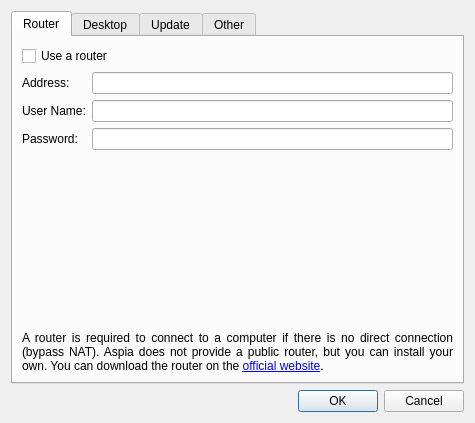
Above: source/client/ui/settings_dialog.ui from dchapyshev/aspia before the change. Below: the same form after it.
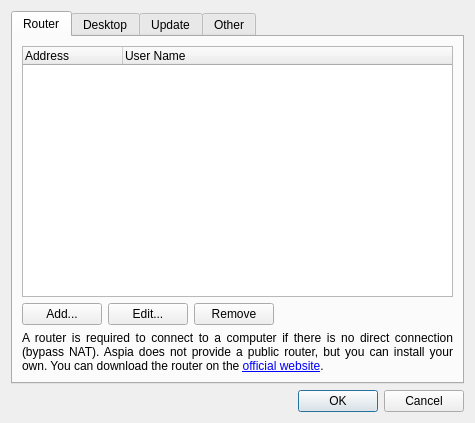
That is the form after the change.

```diff
--- a/source/client/ui/settings_dialog.ui
+++ b/source/client/ui/settings_dialog.ui
@@ -25,76 +25,68 @@
       </attribute>
       <layout class="QVBoxLayout" name="verticalLayout_2">
        <item>
-        <widget class="QCheckBox" name="checkbox_enable_router">
-         <property name="text">
-          <string>Use a router</string>
+        <widget class="QTreeWidget" name="tree_routers">
+         <property name="rootIsDecorated">
+          <bool>false</bool>
          </property>
+         <property name="sortingEnabled">
+          <bool>false</bool>
+         </property>
+         <property name="selectionMode">
+          <enum>QAbstractItemView::SelectionMode::SingleSelection</enum>
+         </property>
+         <column>
+          <property name="text">
+           <string>Address</string>
+          </property>
+         </column>
+         <column>
+          <property name="text">
+           <string>User Name</string>
+          </property>
+         </column>
         </widget>
        </item>
        <item>
-        <layout class="QFormLayout" name="formLayout">
-         <item row="0" column="0">
-          <widget class="QLabel" name="label_address">
+        <layout class="QHBoxLayout" name="layout_router_buttons">
+         <item>
+          <widget class="QPushButton" name="button_add_router">
            <property name="text">
-            <string>Address:</string>
+            <string>Add...</string>
            </property>
           </widget>
          </item>
-         <item row="0" column="1">
-          <widget class="QLineEdit" name="edit_address">
-           <property name="maxLength">
-            <number>64</number>
-           </property>
-          </widget>
-         </item>
-         <item row="1" column="0">
-          <widget class="QLabel" name="label_username">
+         <item>
+          <widget class="QPushButton" name="button_edit_router">
            <property name="text">
-            <string>User Name:</string>
+            <string>Edit...</string>
            </property>
           </widget>
          </item>
-         <item row="1" column="1">
-          <widget class="QLineEdit" name="edit_username">
-           <property name="maxLength">
-            <number>64</number>
-           </property>
-          </widget>
-         </item>
-         <item row="2" column="0">
-          <widget class="QLabel" name="label_password">
+         <item>
+          <widget class="QPushButton" name="button_remove_router">
            <property name="text">
-            <string>Password:</string>
+            <string>Remove</string>
            </property>
           </widget>
          </item>
-         <item row="2" column="1">
-          <widget class="QLineEdit" name="edit_password">
-           <property name="maxLength">
-            <number>64</number>
+         <item>
+          <spacer name="horizontalSpacer_router">
+           <property name="orientation">
+            <enum>Qt::Orientation::Horizontal</enum>
            </property>
-           <property name="echoMode">
-            <enum>QLineEdit::EchoMode::Password</enum>
+           <property name="sizeHint" stdset="0">
+            <size>
+             <width>40</width>
+             <height>20</height>
+            </size>
            </property>
-          </widget>
+          </spacer>
          </item>
         </layout>
        </item>
        <item>
-        <spacer name="verticalSpacer">
-         <property name="orientation">
-          <enum>Qt::Orientation::Vertical</enum>
-         </property>
-         <property name="sizeHint" stdset="0">
-          <size>
-           <width>20</width>
-           <height>4</height>
-          </size>
-         </property>
-        </spacer>
-       </item>
-       <item>
-        <widget class="QLabel" name="label_2">
+        <widget class="QLabel" name="label_router_info">
          <property name="text">
           <string>A router is required to connect to a computer if there is no direct connection (bypass NAT). Aspia does not provide a public router, but you can install your own. You can download the router on the &lt;a href=&quot;https://aspia.org&quot;&gt;official website&lt;/a&gt;.</string>
          </property>
```
